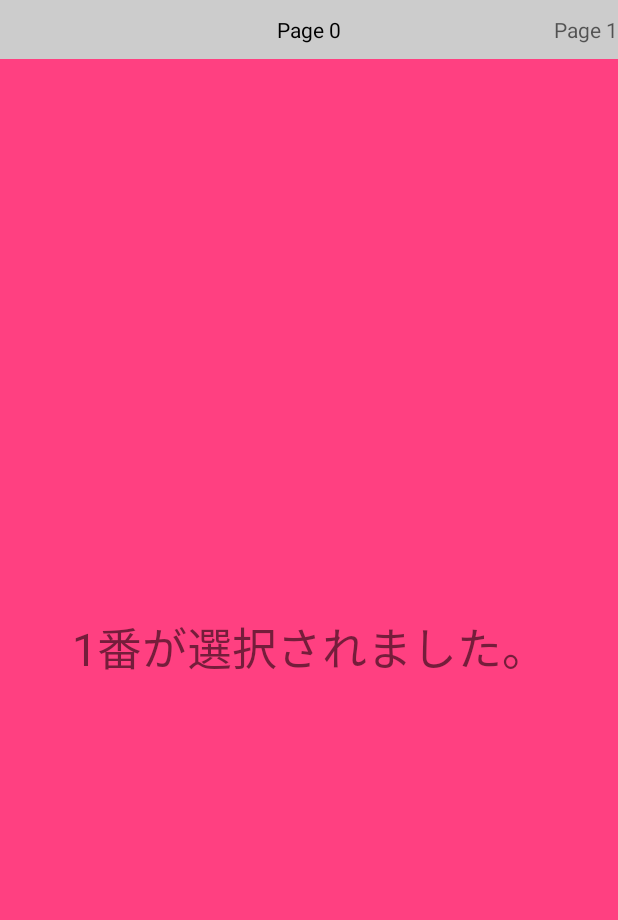
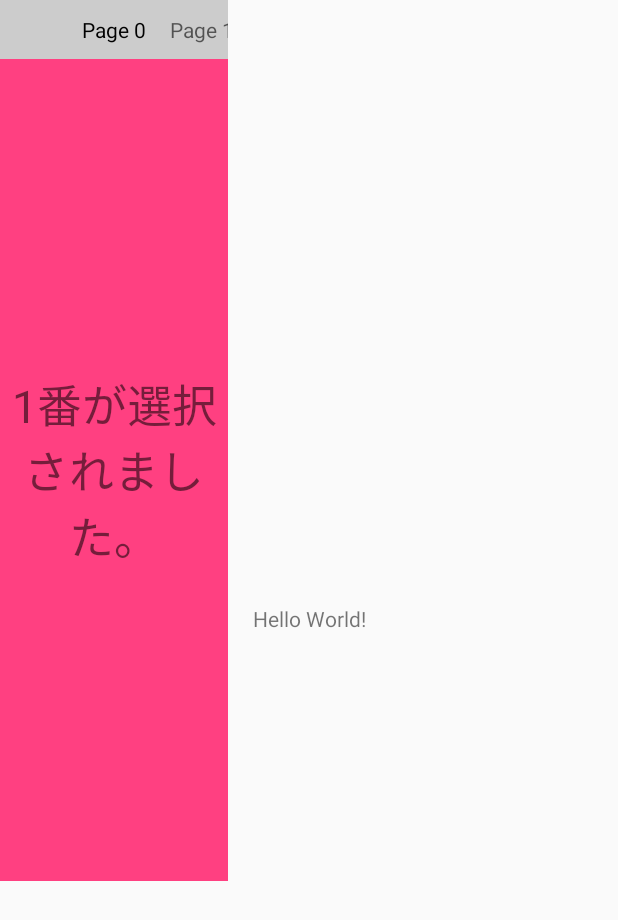
Before and after one commit to URADESU/Sample, an Android app: the screen it shows after launch (MainActivity), after a tap on an icon or button, on a phone screen of 412 x 824 dp. Shown: the top 920 px of the screen. Run offline under Robolectric (Android 15) with nearby library versions, the phone set to English and light mode, and no system bars.

Commit message:
Merge branch 'master' of https://github.com/URADESU/Sample
# Conflicts:
#	app/src/main/java/com/example/user/sample/MainActivity.java
#	app/src/main/res/layout/activity_main.xml

```diff
--- a/app/src/main/res/layout/activity_main.xml
+++ b/app/src/main/res/layout/activity_main.xml
@@ -18,8 +18,10 @@
     <android.support.v4.view.ViewPager
         xmlns:android="http://schemas.android.com/apk/res/android"
         android:id="@+id/pager"
-        android:layout_width="match_parent"
-        android:layout_height="match_parent">
+        android:layout_width="152dp"
+        android:layout_height="587dp"
+        tools:layout_editor_absoluteY="8dp"
+        tools:layout_editor_absoluteX="8dp">
         <android.support.v4.view.PagerTitleStrip
             android:layout_width="match_parent"
             android:layout_height="wrap_content"
```
